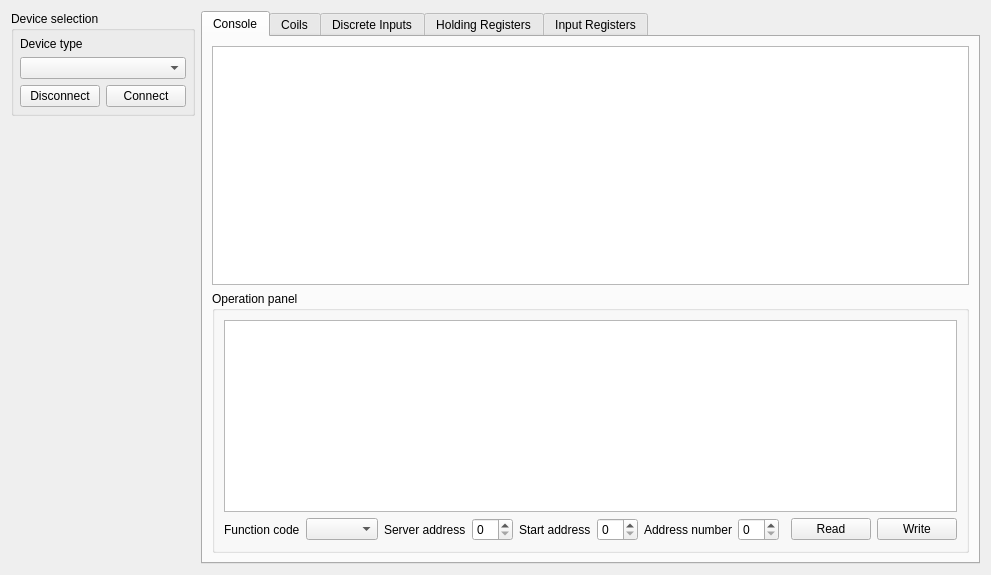
x-tools-author/x-tools, file src/modbus/SAKModbusDebugPage.ui: the form before one commit.
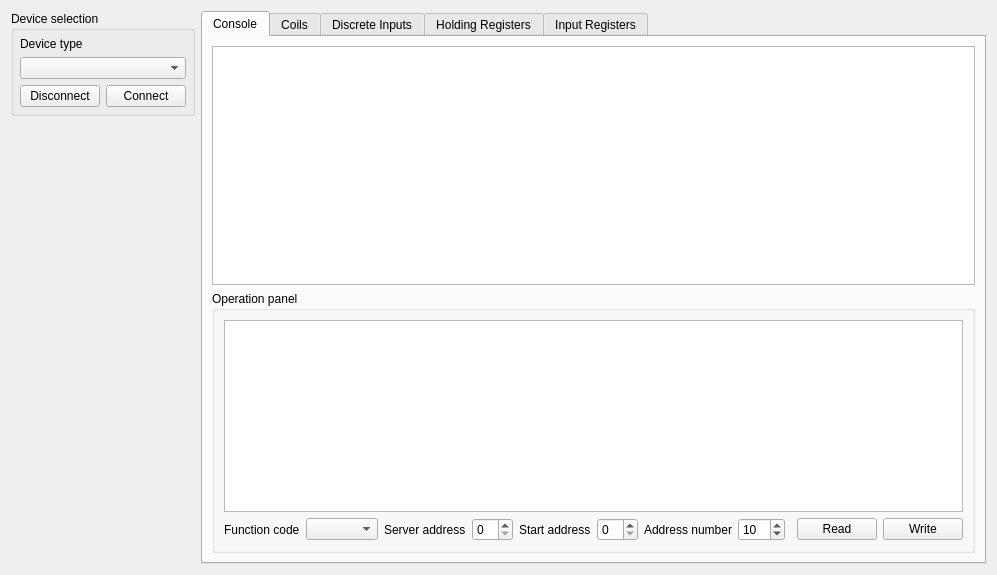
The form after the commit.

Commit message: refactor: update modbus debugger ui

```diff
--- a/src/modbus/SAKModbusDebugPage.ui
+++ b/src/modbus/SAKModbusDebugPage.ui
@@ -138,7 +138,17 @@
            </widget>
           </item>
           <item row="1" column="7">
-           <widget class="QSpinBox" name="registerNumberSpinBox"/>
+           <widget class="QSpinBox" name="registerNumberSpinBox">
+            <property name="minimum">
+             <number>1</number>
+            </property>
+            <property name="maximum">
+             <number>126</number>
+            </property>
+            <property name="value">
+             <number>10</number>
+            </property>
+           </widget>
           </item>
           <item row="1" column="9">
            <widget class="QPushButton" name="sendReadRequestPushButton">
```
The commit also changes 9 other files.
